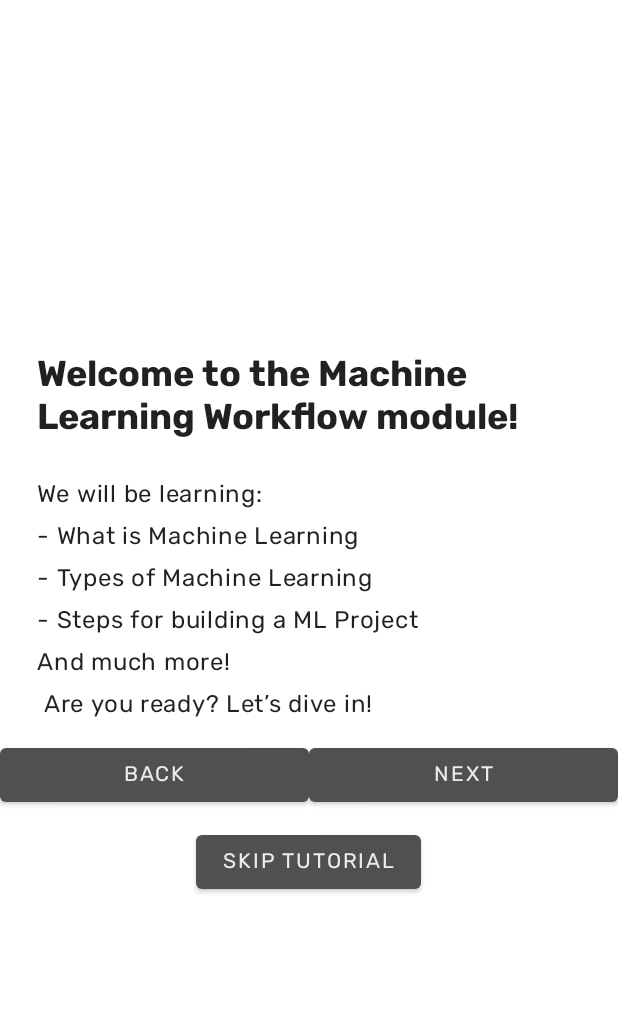
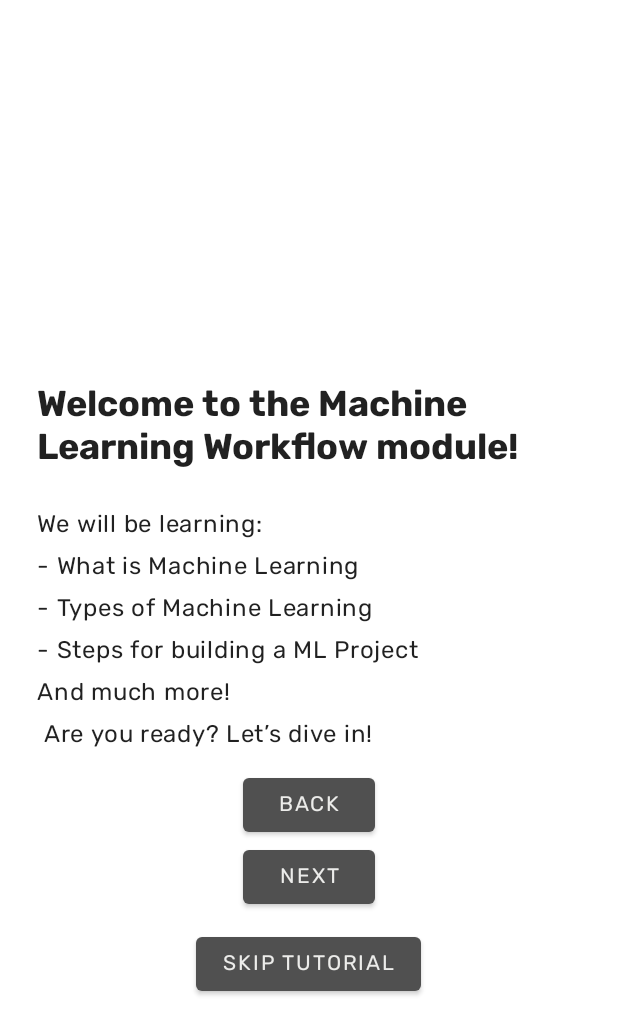
Before and after one commit to anisdismail/NuroApp, an Android app: the StepsActivity screen opened directly, with no data from a screen before it, on a phone screen of 412 x 824 dp. Shown: the top 1035 px of the screen. Run offline under Robolectric (Android 15) with nearby library versions, the phone set to English and light mode, and no system bars; Roboto replaces fonts that are not available here.

Commit message:
Fixed some pages design + routing

```diff
--- a/app/src/main/java/com/example/nuroapp/Login.java
+++ b/app/src/main/java/com/example/nuroapp/Login.java
@@ -18,7 +18,8 @@ public class Login extends AppCompatActivity {
     }
 
     public void callSignUp(View view) {
-
+        Intent intent = new Intent(getApplicationContext(),SignUp.class);
+        startActivity(intent);
     }
 
     public void signIn(View view) {
--- a/app/src/main/java/com/example/nuroapp/SignUp.java
+++ b/app/src/main/java/com/example/nuroapp/SignUp.java
@@ -3,7 +3,9 @@ package com.example.nuroapp;
 import androidx.appcompat.app.ActionBar;
 import androidx.appcompat.app.AppCompatActivity;
 
+import android.content.Intent;
 import android.os.Bundle;
+import android.util.Log;
 import android.view.View;
 
 public class SignUp extends AppCompatActivity {
@@ -19,5 +21,7 @@ public class SignUp extends AppCompatActivity {
     }
 
     public void backToLogin(View view) {
+        Intent intent = new Intent(getApplicationContext(), Login.class);
+        startActivity(intent);
     }
 }
--- a/app/src/main/res/layout/activity_steps.xml
+++ b/app/src/main/res/layout/activity_steps.xml
@@ -1,19 +1,11 @@
 <?xml version="1.0" encoding="utf-8"?>
-<androidx.constraintlayout.widget.ConstraintLayout xmlns:android="http://schemas.android.com/apk/res/android"
+<ScrollView xmlns:android="http://schemas.android.com/apk/res/android"
     xmlns:app="http://schemas.android.com/apk/res-auto"
     xmlns:tools="http://schemas.android.com/tools"
     android:layout_width="match_parent"
-    android:layout_height="match_parent">
+    android:layout_height="match_parent"
+    android:padding="20dp">
 
-    <ScrollView
-        android:layout_width="match_parent"
-        android:layout_height="match_parent"
-        app:layout_constraintBottom_toBottomOf="parent"
-        app:layout_constraintEnd_toEndOf="parent"
-        app:layout_constraintHorizontal_bias="0.0"
-        app:layout_constraintStart_toStartOf="parent"
-        app:layout_constraintTop_toTopOf="parent"
-        app:layout_constraintVertical_bias="1.0">
 
         <LinearLayout
             android:layout_width="match_parent"
@@ -51,20 +43,21 @@
                 android:layout_height="match_parent"
                 android:layout_marginTop="10dp"
                 android:layout_marginBottom="10dp"
-                android:orientation="horizontal">
+                android:orientation="vertical">
 
                 <Button
                     android:id="@+id/buttonBack"
-                    android:layout_width="80dp"
+                    android:layout_width="wrap_content"
                     android:layout_height="wrap_content"
-                    android:layout_weight="1"
+                    android:layout_gravity="center"
                     android:text="Back" />
 
                 <Button
                     android:id="@+id/buttonNext"
-                    android:layout_width="80dp"
+                    android:layout_width="wrap_content"
+                    android:layout_gravity="center"
                     android:layout_height="wrap_content"
-                    android:layout_weight="1"
+
                     android:text="Next" />
             </LinearLayout>
 
@@ -77,6 +70,6 @@
                 android:text="Skip tutorial" />
 
         </LinearLayout>
-    </ScrollView>
 
-</androidx.constraintlayout.widget.ConstraintLayout>
+
+</ScrollView>
```
Also changed, not shown: app/src/main/res/layout/activity_sign_up.xml (+10 -0 lines).
